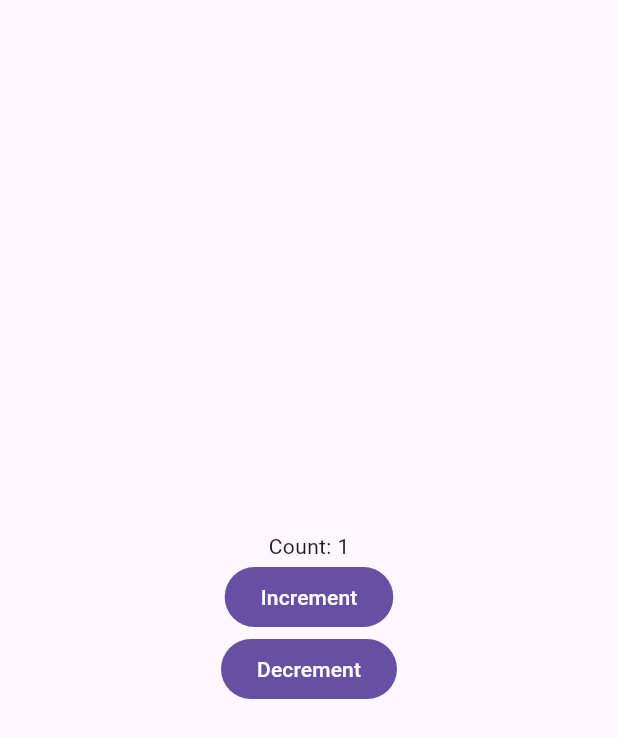
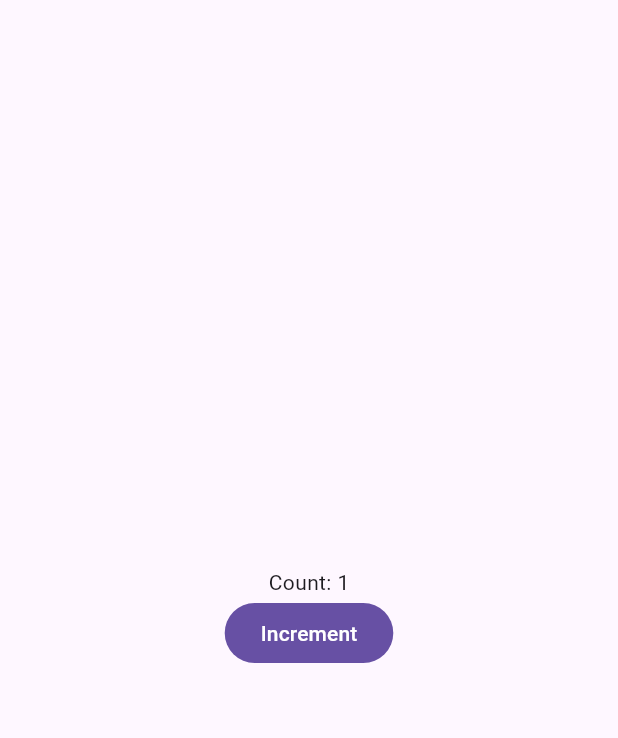
Before and after one commit to dv-mahbub/riverpod_practice, a Flutter app: the screen it shows after launch, after a tap on "Increment", on a phone screen of 412 x 824 dp. Shown: the top 738 px of the screen. Run offline on Flutter 3.47's test engine with Material 3 defaults, Android fonts, the phone set to English and light mode, and no system bars; our stand-ins replace flutter_riverpod, logger.

Commit message:
ref listen

```diff
--- /dev/null
+++ b/lib/8_types_provider/2.0/listen.dart
@@ -0,0 +1,40 @@
+import 'package:flutter/material.dart';
+import 'package:flutter_riverpod/flutter_riverpod.dart';
+
+final countNotifierProvider = StateProvider<int>((ref) => 0);
+
+class StateProviderExample extends ConsumerWidget {
+  const StateProviderExample({super.key});
+
+  @override
+  Widget build(BuildContext context, ref) {
+    ref.listen(countNotifierProvider, (previous, current) {
+      if (current == 5) {
+        ScaffoldMessenger.of(context).showSnackBar(
+          SnackBar(
+            content: Text('The count is: $current'),
+          ),
+        );
+      }
+    });
+
+    return Scaffold(
+      body: Center(
+        child: Consumer(builder: (__, ref, _) {
+          return Column(
+            mainAxisAlignment: MainAxisAlignment.center,
+            children: [
+              Text('Count: ${ref.watch(countNotifierProvider)}'),
+              FilledButton(
+                onPressed: () {
+                  ref.read(countNotifierProvider.notifier).state++;
+                },
+                child: const Text('Increment'),
+              ),
+            ],
+          );
+        }),
+      ),
+    );
+  }
+}
--- a/lib/8_types_provider/change_notifier_provider/change_notifier_provider_example.dart
+++ b/lib/8_types_provider/change_notifier_provider/change_notifier_provider_example.dart
@@ -15,7 +15,6 @@ class ChangeNotifierProviderExample extends StatelessWidget {
     return Scaffold(
       body: Center(
         child: Consumer(builder: (__, ref, _) {
-          final countProvider = ref.watch(countChangeNotifierProvider);
           return Column(
             mainAxisAlignment: MainAxisAlignment.center,
             children: [
--- a/lib/main.dart
+++ b/lib/main.dart
@@ -1,6 +1,6 @@
 import 'package:flutter/material.dart';
 import 'package:flutter_riverpod/flutter_riverpod.dart';
-import 'package:riverpod_practice/8_types_provider/change_notifier_provider/change_notifier_provider_example.dart';
+import 'package:riverpod_practice/8_types_provider/2.0/listen.dart';
 
 void main() {
   runApp(
@@ -16,7 +16,7 @@ class MyApp extends StatelessWidget {
   @override
   Widget build(BuildContext context) {
     return const MaterialApp(
-      home: ChangeNotifierProviderExample(),
+      home: StateProviderExample(),
     );
   }
 }
```
